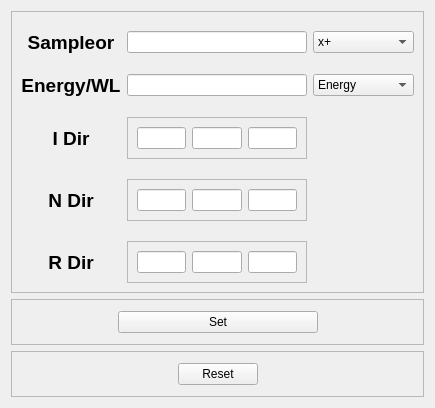
The window that gui/experiment.ui (HugoValim/DAF) describes before a commit, drawn with Qt 5.
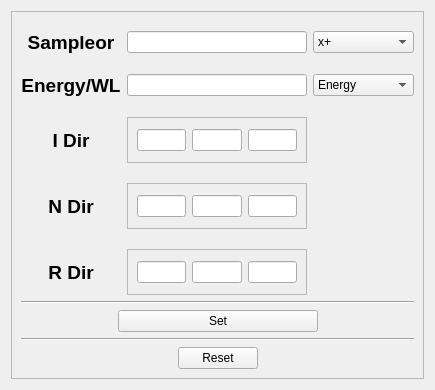
The same window after the commit.

Commit message: Changed daf.gui layout, and also fixed the logic tab in gui

```diff
--- a/gui/experiment.ui
+++ b/gui/experiment.ui
@@ -7,7 +7,7 @@
     <x>0</x>
     <y>0</y>
     <width>435</width>
-    <height>408</height>
+    <height>390</height>
    </rect>
   </property>
   <property name="windowTitle">
@@ -349,18 +349,15 @@
         </item>
        </layout>
       </item>
-     </layout>
+      <item>
+       <widget class="Line" name="line">
+        <property name="orientation">
+         <enum>Qt::Horizontal</enum>
+        </property>
     </widget>
    </item>
    <item>
-    <widget class="QFrame" name="frame_5">
-     <property name="frameShape">
-      <enum>QFrame::StyledPanel</enum>
-     </property>
-     <property name="frameShadow">
-      <enum>QFrame::Raised</enum>
-     </property>
-     <layout class="QHBoxLayout" name="horizontalLayout_7">
+       <layout class="QHBoxLayout" name="horizontalLayout_9">
       <item>
        <spacer name="horizontalSpacer">
         <property name="orientation">
@@ -394,24 +391,23 @@
         </property>
         <property name="sizeHint" stdset="0">
          <size>
-          <width>20</width>
+            <width>40</width>
           <height>20</height>
          </size>
         </property>
        </spacer>
       </item>
      </layout>
+      </item>
+      <item>
+       <widget class="Line" name="line_2">
+        <property name="orientation">
+         <enum>Qt::Horizontal</enum>
+        </property>
     </widget>
    </item>
    <item>
-    <widget class="QFrame" name="frame_6">
-     <property name="frameShape">
-      <enum>QFrame::StyledPanel</enum>
-     </property>
-     <property name="frameShadow">
-      <enum>QFrame::Raised</enum>
-     </property>
-     <layout class="QHBoxLayout" name="horizontalLayout_8">
+       <layout class="QHBoxLayout" name="horizontalLayout_7">
       <item>
        <spacer name="horizontalSpacer_3">
         <property name="orientation">
@@ -444,6 +440,8 @@
          </size>
         </property>
        </spacer>
+        </item>
+       </layout>
       </item>
      </layout>
     </widget>
```
Lines whose indentation alone changed are shown as unchanged. The commit also changes 12 other files.
